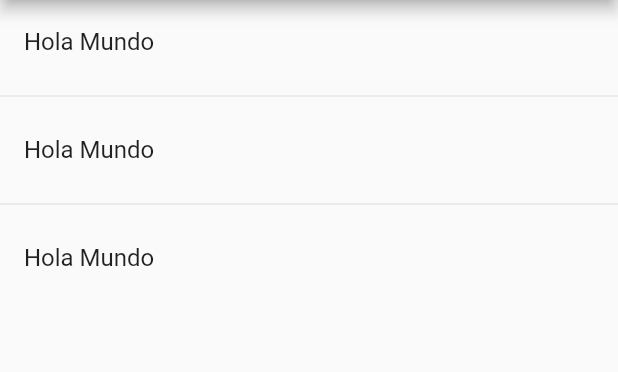
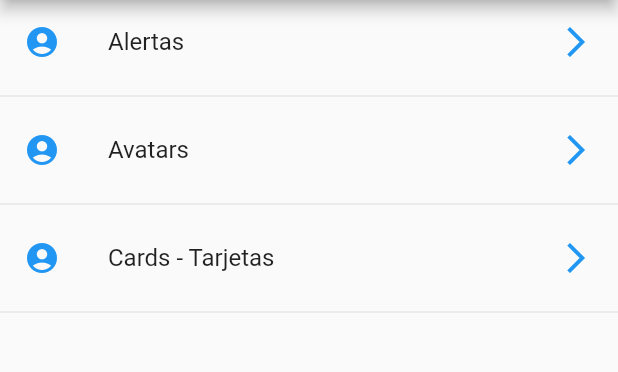
Before and after one commit to josue1dario2/App-demo, a Flutter app: the screen it shows after launch, on a phone screen of 412 x 824 dp, the part 84-456 px from its top. Run offline on Flutter 3.47's test engine with Material 2 defaults, Android fonts, the phone set to English and light mode, and no system bars.

```diff
--- a/lib/src/pages/home_page.dart
+++ b/lib/src/pages/home_page.dart
@@ -15,20 +15,39 @@ class HomePage extends StatelessWidget{
 
  Widget _lista() {
 
-    print(menuProvider.opciones);
+   return FutureBuilder(
+     future: menuProvider.cargarData(),
+     initialData: [],
+     builder: (BuildContext context ,AsyncSnapshot<List<dynamic>> snapshot){
 
-    return ListView(
-      children: _listaItems(),
-    );
+       print(snapshot.data);
+
+       return ListView(
+         children: _listaItems(snapshot.data!),
+       );
+     },
+   );
   }
 
-  List<Widget> _listaItems() {
-    return [
-      ListTile( title: Text('Hola Mundo')),
-      Divider(),
-      ListTile( title: Text('Hola Mundo')),
-      Divider(),
-      ListTile( title: Text('Hola Mundo')),
-    ];
+  List<Widget> _listaItems(List<dynamic> data) {
+
+    final List<Widget> opciones = [];
+
+    data.forEach((opt) {
+
+      final widgetTemp = ListTile(
+        title: Text(opt['texto']),
+        leading: Icon(Icons.account_circle, color: Colors.blue,),
+        trailing: Icon(Icons.arrow_forward_ios, color: Colors.blue),
+        onTap: (){
+
+        },
+      );
+
+      opciones..add(widgetTemp)
+              ..add(Divider());
+    });
+
+    return opciones;
   }
 }
--- a/lib/src/providers/menu_provider.dart
+++ b/lib/src/providers/menu_provider.dart
@@ -1,3 +1,5 @@
+
+import 'dart:convert';
 
 import 'package:flutter/services.dart' show rootBundle;
 
@@ -9,11 +11,15 @@ class _MenuProvider{
     cargarData();
   }
 
-  void cargarData() {
-    rootBundle.loadString('data/menu_opts.json')
-        .then((data){
-          print(data);
-    });
+  Future<List<dynamic>> cargarData() async{
+
+    final resp =  await rootBundle.loadString('data/menu_opts.json');
+
+          Map dataMap = json.decode(resp);
+          opciones = dataMap['rutas'];
+
+          return opciones;
+
   }
 }
 
```
